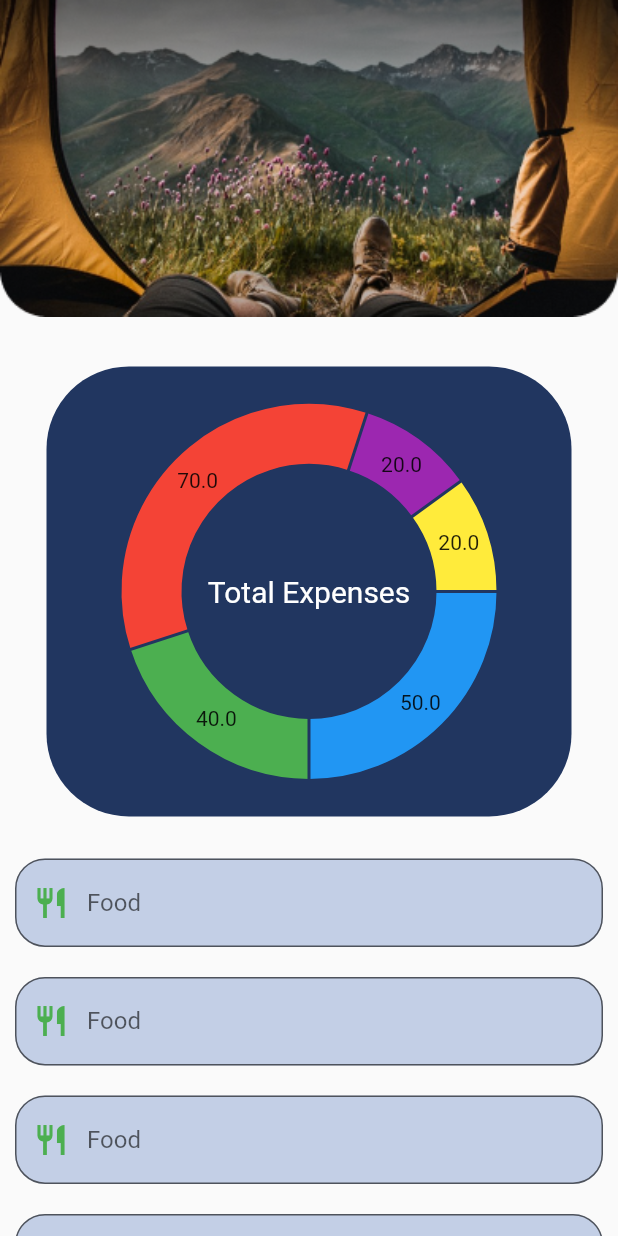
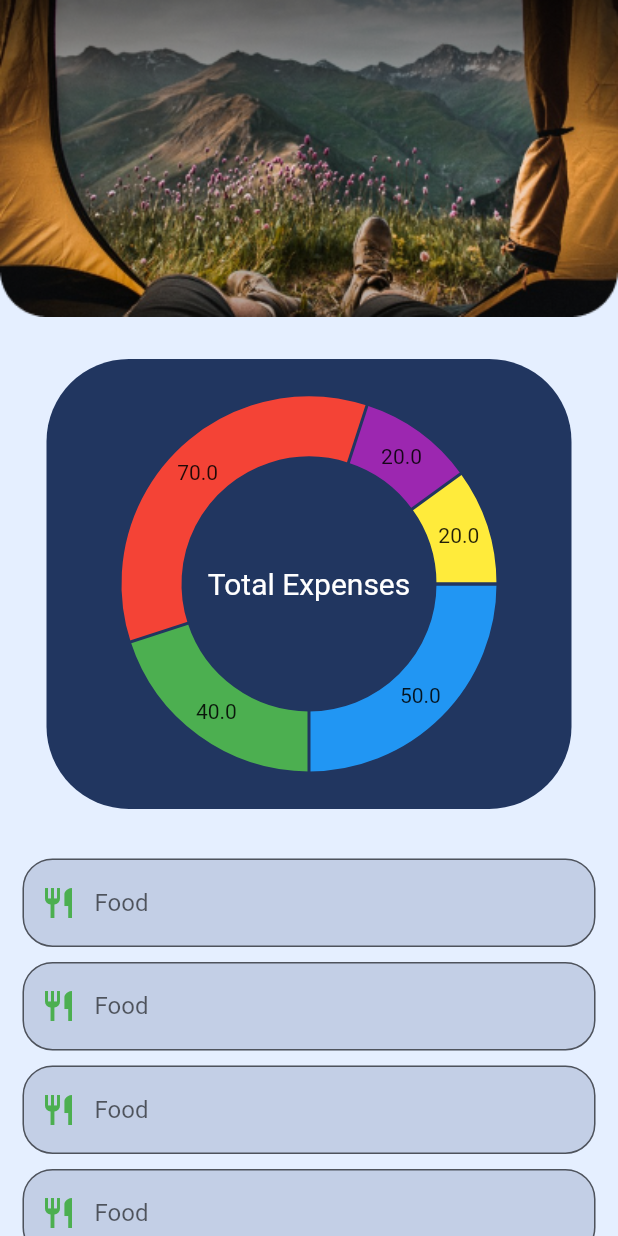
Before and after one commit to YashasHewage/TripWallet, a Flutter app: the screen it shows after launch, on a phone screen of 412 x 824 dp. Run offline on Flutter 3.47's test engine with Material 2 defaults, Android fonts, the light colour scheme and no system bars; drawn by our look-alikes of fl_chart; our stand-ins replace google_fonts.

Commit message:
background color

```diff
--- a/app/lib/components/textfield_expenses.dart
+++ b/app/lib/components/textfield_expenses.dart
@@ -8,7 +8,7 @@ class Textfieldexpenses extends StatelessWidget {
   @override
   Widget build(BuildContext context) {
     return Padding(
-      padding: const EdgeInsets.all(10.0),
+      padding: const EdgeInsets.only( bottom:10.0),
       child: TextField(
         decoration: InputDecoration(
           border: OutlineInputBorder(
--- a/app/lib/pages/expenses_page.dart
+++ b/app/lib/pages/expenses_page.dart
@@ -16,6 +16,7 @@ class _ExpensesState extends State<Expenses> {
   Widget build(BuildContext context) {
     return SafeArea(
       child: Scaffold(
+        backgroundColor: Color(0xFFE5EFFF),
         body: Column(
           children: [
             //image
@@ -26,7 +27,7 @@ class _ExpensesState extends State<Expenses> {
                 width: 1500,
               ),
             ),
-            SizedBox(height: 15),
+            SizedBox(height: 10),
             //pie chart
             Padding(
               padding: const EdgeInsets.all(18.0),
@@ -35,15 +36,17 @@ class _ExpensesState extends State<Expenses> {
             //textfield
             Expanded(
               child: SingleChildScrollView(
-                child:Column(
+                child: Padding(
+                  padding: const EdgeInsets.all(15.0),
+                  child: Column(
                     children: [
                       Textfieldexpenses(),
                       Textfieldexpenses(),
                       Textfieldexpenses(),
                       Textfieldexpenses(),
                       Textfieldexpenses(),
-
                     ],
+                  ),
                 ),
               ),
             ),
```
Lines whose indentation alone changed are shown as unchanged.
